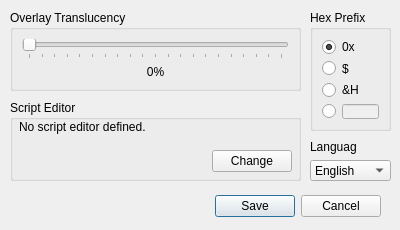
First picture: the form in resources/UI/SettingsDialog.ui, repository Sierraffinity/AwesomeMapEditor, before the edit.
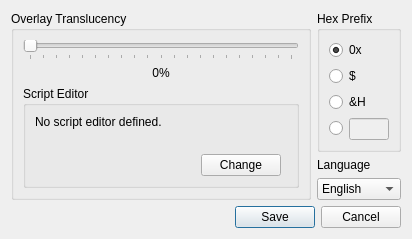
Second picture: the form after the edit.

Commit message: Sending over a WIP of the tileset editor.

```diff
--- a/resources/UI/SettingsDialog.ui
+++ b/resources/UI/SettingsDialog.ui
@@ -6,38 +6,21 @@
    <rect>
     <x>0</x>
     <y>0</y>
-    <width>400</width>
-    <height>230</height>
+    <width>415</width>
+    <height>237</height>
    </rect>
   </property>
   <property name="windowTitle">
    <string>Dialog</string>
   </property>
-  <widget class="QDialogButtonBox" name="buttonBox">
-   <property name="geometry">
-    <rect>
-     <x>20</x>
-     <y>190</y>
-     <width>361</width>
-     <height>32</height>
-    </rect>
+  <layout class="QGridLayout" name="gridLayout_2" rowstretch="0,0" columnstretch="1,0" columnminimumwidth="300,0">
+   <property name="sizeConstraint">
+    <enum>QLayout::SetFixedSize</enum>
    </property>
-   <property name="orientation">
-    <enum>Qt::Horizontal</enum>
-   </property>
-   <property name="standardButtons">
-    <set>QDialogButtonBox::Cancel|QDialogButtonBox::Save</set>
-   </property>
-  </widget>
+   <item row="0" column="0">
+    <layout class="QVBoxLayout" name="verticalLayout_2">
+     <item>
   <widget class="QGroupBox" name="groupBox">
-   <property name="geometry">
-    <rect>
-     <x>10</x>
-     <y>10</y>
-     <width>291</width>
-     <height>81</height>
-    </rect>
-   </property>
    <property name="title">
     <string>Overlay Translucency</string>
    </property>
@@ -60,6 +43,12 @@
     </item>
     <item>
      <widget class="QLabel" name="lbTranslucency">
+          <property name="sizePolicy">
+           <sizepolicy hsizetype="Preferred" vsizetype="Fixed">
+            <horstretch>0</horstretch>
+            <verstretch>0</verstretch>
+           </sizepolicy>
+          </property>
       <property name="text">
        <string>0%</string>
       </property>
@@ -68,29 +57,40 @@
       </property>
      </widget>
     </item>
-   </layout>
-  </widget>
+        <item>
   <widget class="QGroupBox" name="groupBox_2">
-   <property name="geometry">
-    <rect>
-     <x>10</x>
-     <y>100</y>
-     <width>291</width>
-     <height>81</height>
-    </rect>
-   </property>
    <property name="title">
     <string>Script Editor</string>
    </property>
+          <layout class="QGridLayout" name="gridLayout_3">
+           <item row="2" column="1">
+            <widget class="QPushButton" name="btnScriptEditor">
+             <property name="sizePolicy">
+              <sizepolicy hsizetype="Fixed" vsizetype="Fixed">
+               <horstretch>0</horstretch>
+               <verstretch>0</verstretch>
+              </sizepolicy>
+             </property>
+             <property name="text">
+              <string>Change</string>
+             </property>
+            </widget>
+           </item>
+           <item row="2" column="0">
+            <spacer name="horizontalSpacer">
+             <property name="orientation">
+              <enum>Qt::Horizontal</enum>
+             </property>
+             <property name="sizeHint" stdset="0">
+              <size>
+               <width>40</width>
+               <height>20</height>
+              </size>
+             </property>
+            </spacer>
+           </item>
+           <item row="0" column="0" rowspan="2" colspan="3">
    <widget class="QLabel" name="lbScriptEditor">
-    <property name="geometry">
-     <rect>
-      <x>9</x>
-      <y>20</y>
-      <width>271</width>
-      <height>51</height>
-     </rect>
-    </property>
     <property name="text">
      <string>No script editor defined.</string>
     </property>
@@ -101,35 +101,19 @@
      <bool>true</bool>
     </property>
    </widget>
-   <widget class="QPushButton" name="btnScriptEditor">
-    <property name="geometry">
-     <rect>
-      <x>202</x>
-      <y>50</y>
-      <width>80</width>
-      <height>22</height>
-     </rect>
-    </property>
-    <property name="sizePolicy">
-     <sizepolicy hsizetype="Fixed" vsizetype="Fixed">
-      <horstretch>0</horstretch>
-      <verstretch>0</verstretch>
-     </sizepolicy>
-    </property>
-    <property name="text">
-     <string>Change</string>
-    </property>
-   </widget>
-  </widget>
+           </item>
+          </layout>
+         </widget>
+        </item>
+       </layout>
+      </widget>
+     </item>
+    </layout>
+   </item>
+   <item row="0" column="1">
+    <layout class="QVBoxLayout" name="verticalLayout_3">
+     <item>
   <widget class="QGroupBox" name="groupBox_3">
-   <property name="geometry">
-    <rect>
-     <x>310</x>
-     <y>10</y>
-     <width>81</width>
-     <height>121</height>
-    </rect>
-   </property>
    <property name="title">
     <string>Hex Prefix</string>
    </property>
@@ -139,6 +123,18 @@
       <property name="enabled">
        <bool>false</bool>
       </property>
+          <property name="sizePolicy">
+           <sizepolicy hsizetype="Preferred" vsizetype="Fixed">
+            <horstretch>0</horstretch>
+            <verstretch>0</verstretch>
+           </sizepolicy>
+          </property>
+          <property name="maximumSize">
+           <size>
+            <width>40</width>
+            <height>16777215</height>
+           </size>
+          </property>
       <property name="maxLength">
        <number>2</number>
       </property>
@@ -180,15 +176,16 @@
     </item>
    </layout>
   </widget>
+     </item>
+     <item>
+      <widget class="QLabel" name="label_2">
+       <property name="text">
+        <string>Language</string>
+       </property>
+      </widget>
+     </item>
+     <item>
   <widget class="QComboBox" name="comboBox">
-   <property name="geometry">
-    <rect>
-     <x>310</x>
-     <y>160</y>
-     <width>81</width>
-     <height>21</height>
-    </rect>
-   </property>
    <item>
     <property name="text">
      <string>English</string>
@@ -210,19 +207,20 @@
     </property>
    </item>
   </widget>
-  <widget class="QLabel" name="label_2">
-   <property name="geometry">
-    <rect>
-     <x>310</x>
-     <y>140</y>
-     <width>47</width>
-     <height>14</height>
-    </rect>
-   </property>
-   <property name="text">
-    <string>Language</string>
-   </property>
-  </widget>
+     </item>
+    </layout>
+   </item>
+   <item row="1" column="0" colspan="2">
+    <widget class="QDialogButtonBox" name="buttonBox">
+     <property name="orientation">
+      <enum>Qt::Horizontal</enum>
+     </property>
+     <property name="standardButtons">
+      <set>QDialogButtonBox::Cancel|QDialogButtonBox::Save</set>
+     </property>
+    </widget>
+   </item>
+  </layout>
  </widget>
  <resources/>
  <connections>
```
Lines whose indentation alone changed are shown as unchanged. The commit also changes 1 other file.
